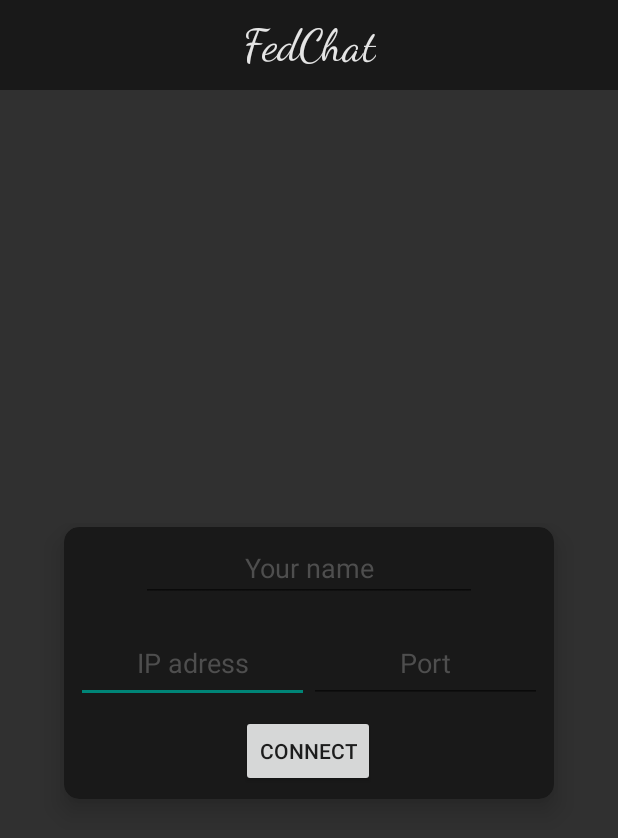
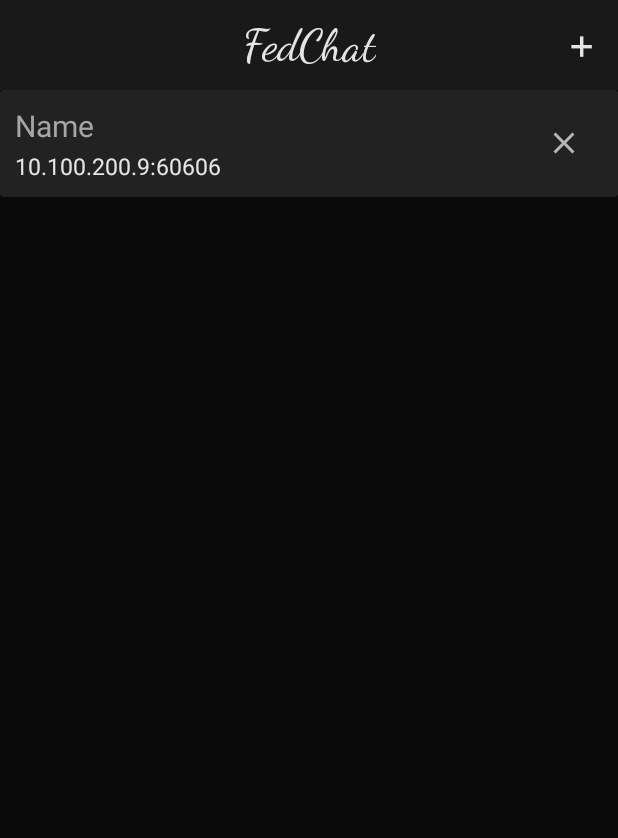
Before and after one commit to avfe/FedChatClient, an Android app: the screen it shows after launch (StartActivity before the commit, ServerListActivity after it), on a phone screen of 412 x 824 dp. Shown: the top 838 px of the screen. Run offline under Robolectric (Android 15) with nearby library versions, the phone set to English and light mode, and no system bars.

Commit message:
Added ServerListActivity with RecyclerView, fixed bug related to sending empty messages, added message saving.

```diff
--- a/app/src/main/AndroidManifest.xml
+++ b/app/src/main/AndroidManifest.xml
@@ -13,6 +13,9 @@
 
         </activity>
         <activity android:name=".StartActivity">
+
+        </activity>
+        <activity android:name=".ServerListActivity">
             <intent-filter>
                 <action android:name="android.intent.action.MAIN" />
 
--- /dev/null
+++ b/app/src/main/java/tech/fedorov/fedchatclient/Adapters/ServerListAdapter.java
@@ -0,0 +1,84 @@
+package tech.fedorov.fedchatclient.Adapters;
+
+import android.content.Context;
+import android.util.Log;
+import android.view.LayoutInflater;
+import android.view.View;
+import android.view.ViewGroup;
+import android.widget.ImageButton;
+import android.widget.TextView;
+import android.widget.Toast;
+
+import androidx.constraintlayout.widget.ConstraintLayout;
+import androidx.recyclerview.widget.RecyclerView;
+
+import java.util.ArrayList;
+import java.util.List;
+
+import tech.fedorov.fedchatclient.R;
+import tech.fedorov.fedchatclient.ServerListActivity;
+import tech.fedorov.fedchatclient.Servers.Server;
+
+public class ServerListAdapter extends RecyclerView.Adapter<ServerListAdapter.ViewHolder>{
+    private ArrayList<Server> mData;
+
+    private LayoutInflater mInflater;
+
+    // data is passed into the constructor
+    public ServerListAdapter(Context context, ArrayList<Server> data) {
+        this.mInflater = LayoutInflater.from(context);
+        this.mData = data;
+    }
+
+    // inflates the row layout from xml when needed
+    @Override
+    public ServerListAdapter.ViewHolder onCreateViewHolder(ViewGroup parent, int viewType) {
+        View view = mInflater.inflate(R.layout.server_item_cardview, parent, false);
+        return new ServerListAdapter.ViewHolder(view);
+    }
+
+    // binds the data to the TextView in each row
+    @Override
+    public void onBindViewHolder(ServerListAdapter.ViewHolder holder, int position) {
+        Server serv = mData.get(position);
+        String adress = serv.getAddress();
+        String name = serv.getName();
+        holder.serverAddress.setText(adress);
+        holder.serverName.setText(name);
+        ServerListAdapter context = ServerListAdapter.this;
+        holder.removeButton.setOnClickListener(new View.OnClickListener() {
+            @Override
+            public void onClick(View v) {
+                mData.remove(position);
+                context.notifyDataSetChanged();
+            }
+        });
+        holder.constraintLayout.setOnClickListener(new View.OnClickListener() {
+            @Override
+            public void onClick(View v) {
+                // переход в чат с указанными настройками
+            }
+        });
+    }
+
+    // total number of rows
+    @Override
+    public int getItemCount() {
+        return mData.size();
+    }
+
+    // stores and recycles views as they are scrolled off screen
+    public class ViewHolder extends RecyclerView.ViewHolder {
+        TextView serverAddress;
+        TextView serverName;
+        ImageButton removeButton;
+        ConstraintLayout constraintLayout;
+        ViewHolder(View itemView) {
+            super(itemView);
+            serverAddress = itemView.findViewById(R.id.ServerAdress);
+            serverName = itemView.findViewById(R.id.ServerName);
+            removeButton = itemView.findViewById(R.id.remove_button);
+            constraintLayout = itemView.findViewById(R.id.server_item_field);
+        }
+    }
+}
--- a/app/src/main/java/tech/fedorov/fedchatclient/MainActivity.java
+++ b/app/src/main/java/tech/fedorov/fedchatclient/MainActivity.java
@@ -1,5 +1,6 @@
 package tech.fedorov.fedchatclient;
 
+import androidx.annotation.NonNull;
 import androidx.appcompat.app.AppCompatActivity;
 import androidx.recyclerview.widget.LinearLayoutManager;
 import androidx.recyclerview.widget.RecyclerView;
@@ -7,6 +8,7 @@ import androidx.recyclerview.widget.RecyclerView;
 import android.content.Intent;
 import android.os.Bundle;
 import android.os.Handler;
+import android.util.Log;
 import android.view.View;
 import android.widget.EditText;
 import android.widget.ImageButton;
@@ -52,7 +54,9 @@ public class MainActivity extends AppCompatActivity {
     protected void onCreate(Bundle savedInstanceState) {
         super.onCreate(savedInstanceState);
         setContentView(R.layout.activity_main);
-
+        if (savedInstanceState != null && savedInstanceState.containsKey("messages")) {
+            messages = (ArrayList<Message>) savedInstanceState.getSerializable("messages");
+        }
         // проверь есть ли массив сообщений
         // или обратись к базе данных (DBManager)
         Toast.makeText(this, "Connecting to server...", Toast.LENGTH_LONG).show();
@@ -167,6 +171,7 @@ public class MainActivity extends AppCompatActivity {
                     String message = String.valueOf(userMessage.getText());
                     userMessage.setText("");
                     // Send it to the server
+                    if (!message.equals("")) {
                         String finalMessage = username + ":" + message;
                         new Thread(new Runnable() {
                             @Override
@@ -176,12 +181,14 @@ public class MainActivity extends AppCompatActivity {
                             }
                         }).start();
                     }
+                }
             });
             try {
                 // Endless cycle
                 while (!isInterrupted()) {
                     // If there is an incoming message
                     if (inMessage.hasNext()) {
+                        Log.d("InMes", "i am not dead");
                         // Read it
                         String inMes = inMessage.nextLine();
                         String usrnm, txt;
@@ -193,13 +200,13 @@ public class MainActivity extends AppCompatActivity {
                             usrnm = username;
                             txt = inMes;
                         }
+
                         // Display it
                         runOnUiThread(new Runnable() {
                             @Override
                             public void run() {
                                 messages.add(new Message(txt, usrnm));
                                 // Display message
-                                adapter.notifyItemInserted(messages.size());
                                 adapter.notifyDataSetChanged();
                                 // Scroll down
                                 recyclerView.smoothScrollToPosition(recyclerView.getAdapter().getItemCount() - 1);
@@ -207,6 +214,7 @@ public class MainActivity extends AppCompatActivity {
                         });
                     }
                 }
+                Log.d("InMes", "i close thread");
                 outMessage.flush();
                 outMessage.close();
                 inMessage.close();
@@ -216,6 +224,7 @@ public class MainActivity extends AppCompatActivity {
                     e.printStackTrace();
                 }
             } catch (Exception e) {
+                Log.d("InMes", "i am dead");
                 e.printStackTrace();
             }
         }
@@ -227,4 +236,10 @@ public class MainActivity extends AppCompatActivity {
         // соединение с сервером обрываем
         clientConnection.interrupt();
     }
+
+    @Override
+    protected void onSaveInstanceState(@NonNull Bundle outState) {
+        super.onSaveInstanceState(outState);
+        outState.putSerializable("messages", messages);
     }
+}
--- /dev/null
+++ b/app/src/main/java/tech/fedorov/fedchatclient/ServerListActivity.java
@@ -0,0 +1,47 @@
+package tech.fedorov.fedchatclient;
+
+import android.content.Intent;
+import android.os.Bundle;
+import android.view.View;
+import android.widget.TextView;
+
+import androidx.annotation.Nullable;
+import androidx.appcompat.app.AppCompatActivity;
+import androidx.recyclerview.widget.LinearLayoutManager;
+import androidx.recyclerview.widget.RecyclerView;
+
+import java.util.ArrayList;
+import java.util.List;
+
+import tech.fedorov.fedchatclient.Adapters.MessageListAdapter;
+import tech.fedorov.fedchatclient.Adapters.ServerListAdapter;
+import tech.fedorov.fedchatclient.Servers.Server;
+
+public class ServerListActivity extends AppCompatActivity {
+    private ServerListAdapter adapter;
+    private RecyclerView recyclerView;
+    private ArrayList<Server> servers;
+    private TextView newChatButton;
+    @Override
+    protected void onCreate(@Nullable Bundle savedInstanceState) {
+        super.onCreate(savedInstanceState);
+        setContentView(R.layout.activity_serverslist);
+        servers = new ArrayList<>();
+        servers.add(new Server("Name", "10.100.200.9", "60606"));
+        // проверяем в файлах, есть ли сервера.
+        // set up the RecyclerView
+        recyclerView = findViewById(R.id.ServerList);
+        recyclerView.setLayoutManager(new LinearLayoutManager(this));
+        adapter = new ServerListAdapter(this, servers);
+        recyclerView.setAdapter(adapter);
+
+        Intent startIntent = new Intent(this, StartActivity.class);
+        newChatButton = (TextView) findViewById(R.id.newChatButton);
+        newChatButton.setOnClickListener(new View.OnClickListener() {
+            @Override
+            public void onClick(View v) {
+                startActivity(startIntent);
+            }
+        });
+    }
+}
--- /dev/null
+++ b/app/src/main/java/tech/fedorov/fedchatclient/Servers/Server.java
@@ -0,0 +1,29 @@
+package tech.fedorov.fedchatclient.Servers;
+
+public class Server {
+    private String IP;
+    private String PORT;
+    private String name;
+
+    public Server(String name, String IP, String PORT) {
+        this.name = name;
+        this.IP = IP;
+        this.PORT = PORT;
+    }
+
+    public String getIP() {
+        return IP;
+    }
+
+    public String getPORT() {
+        return PORT;
+    }
+
+    public String getName() {
+        return name;
+    }
+
+    public String getAddress() {
+        return IP + ":" + PORT;
+    }
+}
--- /dev/null
+++ b/app/src/main/res/drawable/ic_baseline_close_24.xml
@@ -0,0 +1,5 @@
+<vector android:height="24dp" android:tint="#B7B7B7"
+    android:viewportHeight="24" android:viewportWidth="24"
+    android:width="24dp" xmlns:android="http://schemas.android.com/apk/res/android">
+    <path android:fillColor="@android:color/white" android:pathData="M19,6.41L17.59,5 12,10.59 6.41,5 5,6.41 10.59,12 5,17.59 6.41,19 12,13.41 17.59,19 19,17.59 13.41,12z"/>
+</vector>
--- /dev/null
+++ b/app/src/main/res/layout/activity_serverslist.xml
@@ -0,0 +1,25 @@
+<?xml version="1.0" encoding="utf-8"?>
+<androidx.constraintlayout.widget.ConstraintLayout xmlns:android="http://schemas.android.com/apk/res/android"
+    android:layout_width="match_parent"
+    android:layout_height="match_parent"
+    xmlns:app="http://schemas.android.com/apk/res-auto"
+    android:background="@color/background_black">
+
+    <include
+        android:id="@+id/toolbar_main_activity"
+        layout="@layout/toolbar_main"
+        app:layout_constraintEnd_toEndOf="parent"
+        app:layout_constraintStart_toStartOf="parent"
+        app:layout_constraintTop_toTopOf="parent" />
+
+    <androidx.recyclerview.widget.RecyclerView
+        android:id="@+id/ServerList"
+        android:layout_width="0dp"
+        android:layout_height="0dp"
+        app:layout_constraintBottom_toBottomOf="parent"
+        app:layout_constraintEnd_toEndOf="parent"
+        app:layout_constraintStart_toStartOf="parent"
+        app:layout_constraintTop_toBottomOf="@+id/toolbar_main_activity">
+
+    </androidx.recyclerview.widget.RecyclerView>
+</androidx.constraintlayout.widget.ConstraintLayout>
--- /dev/null
+++ b/app/src/main/res/layout/server_item_cardview.xml
@@ -0,0 +1,61 @@
+<?xml version="1.0" encoding="utf-8"?>
+<androidx.constraintlayout.widget.ConstraintLayout
+    xmlns:android="http://schemas.android.com/apk/res/android"
+    xmlns:app="http://schemas.android.com/apk/res-auto"
+    xmlns:tools="http://schemas.android.com/tools"
+    android:layout_width="match_parent"
+    android:layout_height="wrap_content"
+    android:id="@+id/server_item_field">
+
+    <androidx.cardview.widget.CardView
+        android:id="@+id/card_view_outer"
+        android:layout_width="match_parent"
+        android:layout_height="wrap_content"
+        app:cardBackgroundColor="@color/background_message_grey"
+        app:layout_constraintEnd_toEndOf="parent"
+        app:layout_constraintStart_toStartOf="parent"
+        app:layout_constraintTop_toTopOf="parent">
+        <androidx.constraintlayout.widget.ConstraintLayout
+            android:layout_width="match_parent"
+            android:layout_height="wrap_content">
+
+            <TextView
+                android:id="@+id/ServerName"
+                android:layout_marginStart="10dp"
+                android:layout_marginTop="10dp"
+                android:layout_width="wrap_content"
+                android:layout_height="wrap_content"
+                android:text="Фмуа"
+                android:textColor="@color/server_name"
+                android:textSize="20sp"
+                app:layout_constraintStart_toStartOf="parent"
+                app:layout_constraintTop_toTopOf="parent" />
+
+            <TextView
+                android:id="@+id/ServerAdress"
+                android:layout_width="wrap_content"
+                android:layout_height="wrap_content"
+                android:layout_marginTop="40dp"
+                android:layout_marginStart="10dp"
+                android:layout_marginBottom="10dp"
+                android:text="10ю100"
+                android:textColor="@color/text_white"
+                android:textSize="15sp"
+                app:layout_constraintBottom_toBottomOf="parent"
+                app:layout_constraintStart_toStartOf="parent"
+                app:layout_constraintTop_toTopOf="parent" />
+
+            <ImageButton
+                android:id="@+id/remove_button"
+                android:layout_width="72dp"
+                android:layout_height="70dp"
+                android:background="@android:color/transparent"
+                android:tint="@color/sendbutton_white"
+                app:layout_constraintEnd_toEndOf="parent"
+                app:layout_constraintTop_toTopOf="parent"
+                app:srcCompat="@drawable/ic_baseline_close_24" />
+        </androidx.constraintlayout.widget.ConstraintLayout>
+
+    </androidx.cardview.widget.CardView>
+
+</androidx.constraintlayout.widget.ConstraintLayout>
--- a/app/src/main/res/values/colors.xml
+++ b/app/src/main/res/values/colors.xml
@@ -15,5 +15,6 @@
     <color name="hint_grey">#4e4e4e</color>
     <color name="sendbutton_white">#b7b7b7</color>
     <color name="username">#A6A6A6</color>
+    <color name="server_name">#A6A6A6</color>
     <color name="background_black">#090909</color>
 </resources>
```
Also changed, not shown: app/src/main/res/mipmap-hdpi/ic_launcher_foreground.png (added), app/src/main/res/mipmap-xxhdpi/ic_launcher_foreground.png (added). Lines whose indentation alone changed are shown as unchanged.
